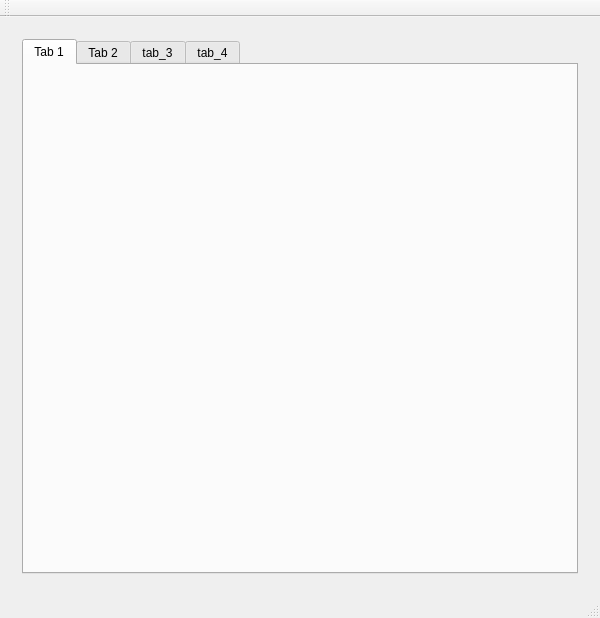
Above: I-RAN/View/EntryPoint/Forms/IranEntryPoint.ui from I-RAN-Project/I-RAN-Program before the change. Below: the same form after it.
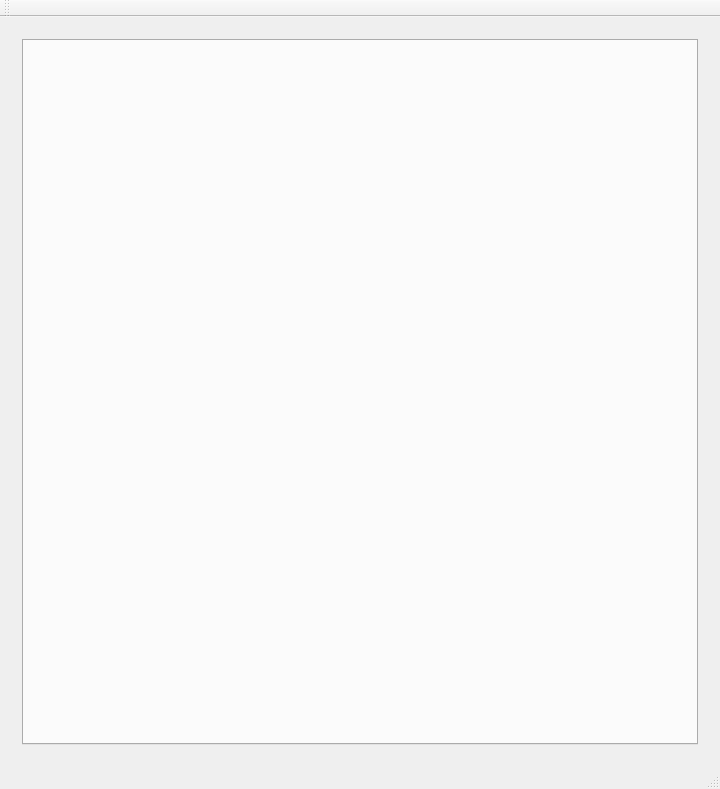
That is the form after the change.

What changed in the file:
```diff
--- a/I-RAN/View/EntryPoint/Forms/IranEntryPoint.ui
+++ b/I-RAN/View/EntryPoint/Forms/IranEntryPoint.ui
@@ -6,54 +6,20 @@
    <rect>
     <x>0</x>
     <y>0</y>
-    <width>600</width>
-    <height>618</height>
+    <width>720</width>
+    <height>789</height>
    </rect>
   </property>
   <property name="windowTitle">
    <string>IranEntryPoint</string>
   </property>
   <widget class="QWidget" name="centralWidget">
-   <layout class="QHBoxLayout" name="horizontalLayout_2">
+   <layout class="QVBoxLayout" name="verticalLayout">
     <item>
      <widget class="QWidget" name="widget" native="true">
       <layout class="QGridLayout" name="gridLayout">
        <item row="0" column="0">
-        <widget class="QTabWidget" name="tabWidget">
-         <property name="sizePolicy">
-          <sizepolicy hsizetype="Expanding" vsizetype="Expanding">
-           <horstretch>1</horstretch>
-           <verstretch>1</verstretch>
-          </sizepolicy>
-         </property>
-         <property name="layoutDirection">
-          <enum>Qt::LeftToRight</enum>
-         </property>
-         <property name="currentIndex">
-          <number>0</number>
-         </property>
-         <widget class="QWidget" name="tab">
-          <attribute name="title">
-           <string>Tab 1</string>
-          </attribute>
-          <layout class="QGridLayout" name="gridLayout_2"/>
-         </widget>
-         <widget class="QWidget" name="tab_2">
-          <attribute name="title">
-           <string>Tab 2</string>
-          </attribute>
-         </widget>
-         <widget class="QWidget" name="tab_3">
-          <attribute name="title">
-           <string>tab_3</string>
-          </attribute>
-         </widget>
-         <widget class="QWidget" name="tab_4">
-          <attribute name="title">
-           <string>tab_4</string>
-          </attribute>
-         </widget>
-        </widget>
+        <widget class="QTabWidget" name="tabWidget"/>
        </item>
       </layout>
      </widget>
```
Left out of the diff: 5 changed lines with no effect on the pictures.
